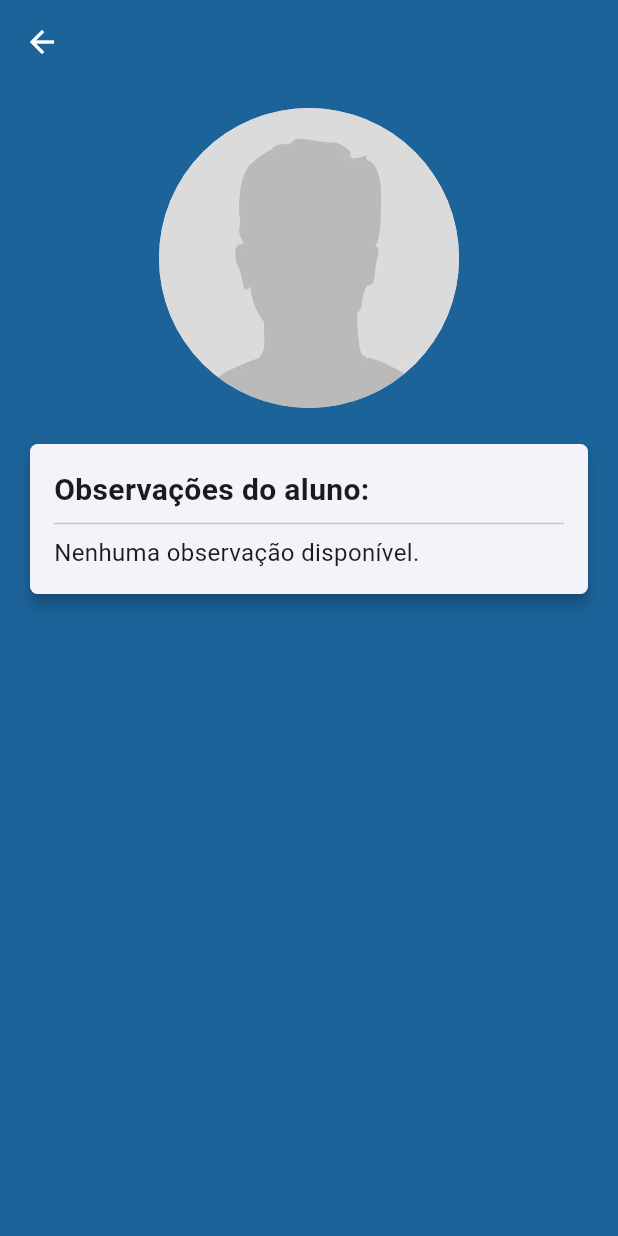
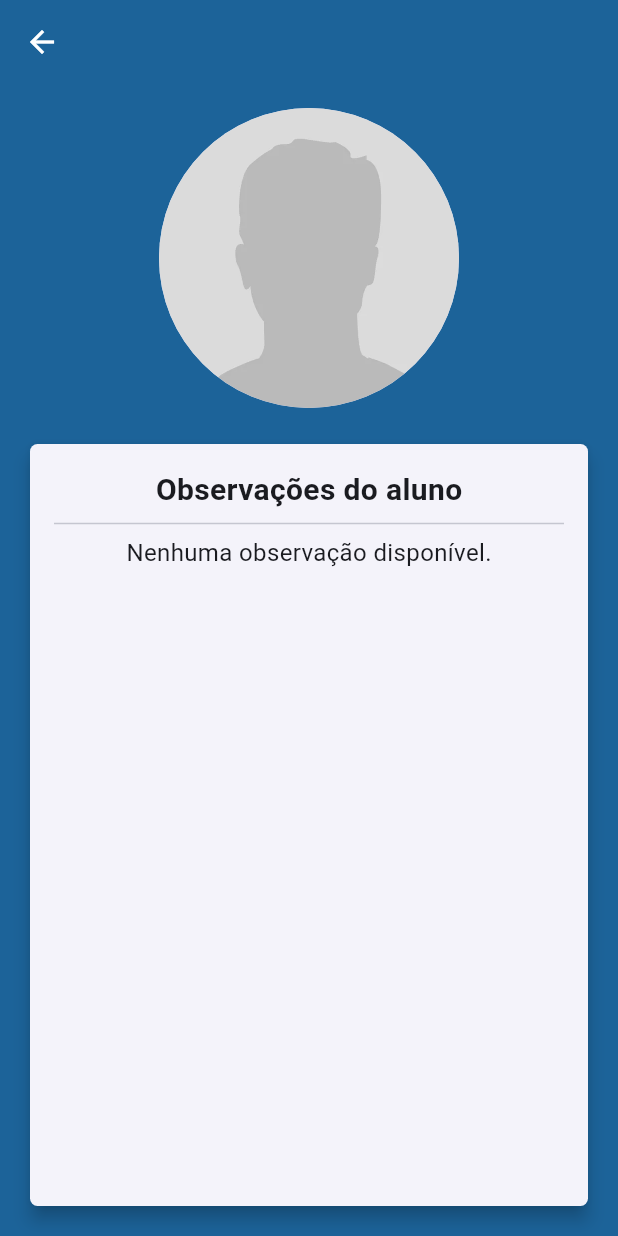
Before and after one commit to Luizgustavoo/taskscore, a Flutter app: the StudentDetailsView screen opened directly with empty values, on a phone screen of 412 x 824 dp. Run offline on Flutter 3.47's test engine with Material 3 defaults, Android fonts, the light colour scheme and no system bars; our stand-ins replace flutter_speed_dial, get, get_storage, shimmer; accounts and stored records are empty.

Commit message:
update view details student

```diff
--- a/lib/app/modules/student/student_detail_view.dart
+++ b/lib/app/modules/student/student_detail_view.dart
@@ -36,18 +36,19 @@ class StudentDetailsView extends StatelessWidget {
             const SizedBox(height: 20), // Espaço entre a imagem e o card
 
             // Card com as observações do aluno
-            Card(
-              elevation: 4,
+            Expanded(
+              child: Card(
+                elevation: 5,
                 shape: RoundedRectangleBorder(
                   borderRadius: BorderRadius.circular(5),
                 ),
                 child: Padding(
                   padding: const EdgeInsets.all(16.0),
                   child: Column(
-                  crossAxisAlignment: CrossAxisAlignment.start,
+                    crossAxisAlignment: CrossAxisAlignment.center,
                     children: [
                       const Text(
-                      'Observações do aluno:',
+                        'Observações do aluno',
                         style: TextStyle(
                           fontSize: 20,
                           fontWeight: FontWeight.bold,
@@ -58,7 +59,8 @@ class StudentDetailsView extends StatelessWidget {
                       student.observations != null &&
                               student.observations!.isNotEmpty
                           ? SizedBox(
-                            height: 260, // Limite de altura para o ListView
+                              height: Get.width *
+                                  .8, // Limite de altura para o ListView
                               child: ListView.builder(
                                 itemCount: student.observations!.length,
                                 itemBuilder: (context, index) {
@@ -109,6 +111,7 @@ class StudentDetailsView extends StatelessWidget {
                   ),
                 ),
               ),
+            ),
           ],
         ),
       ),
```
Lines whose indentation alone changed are shown as unchanged.
